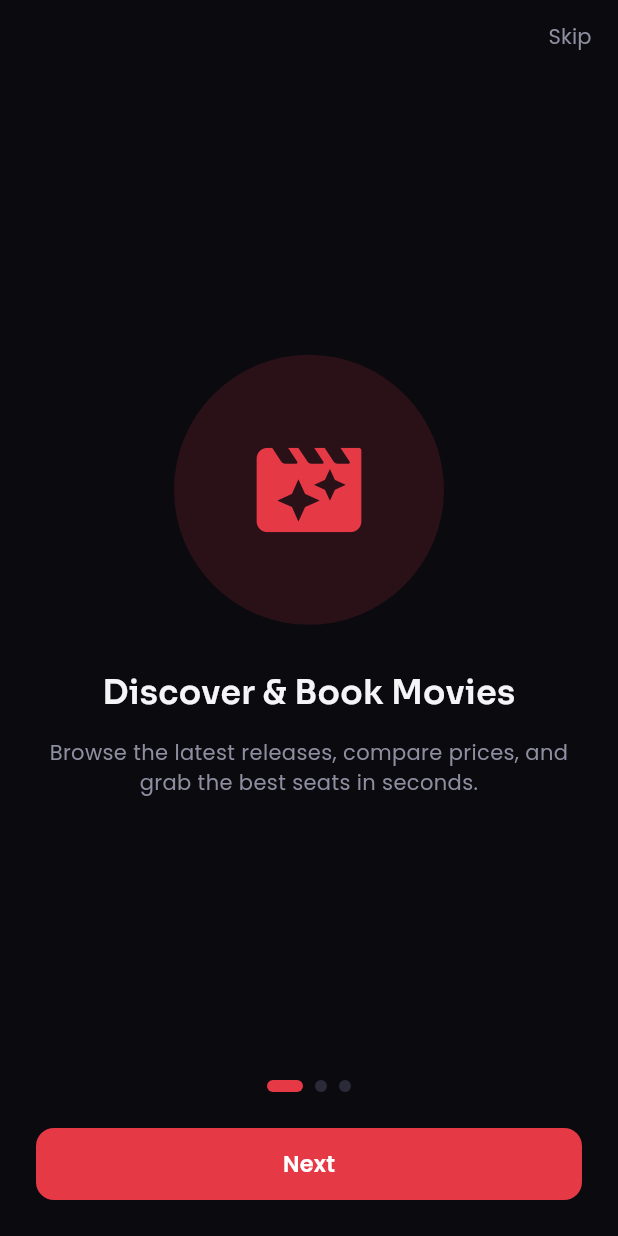
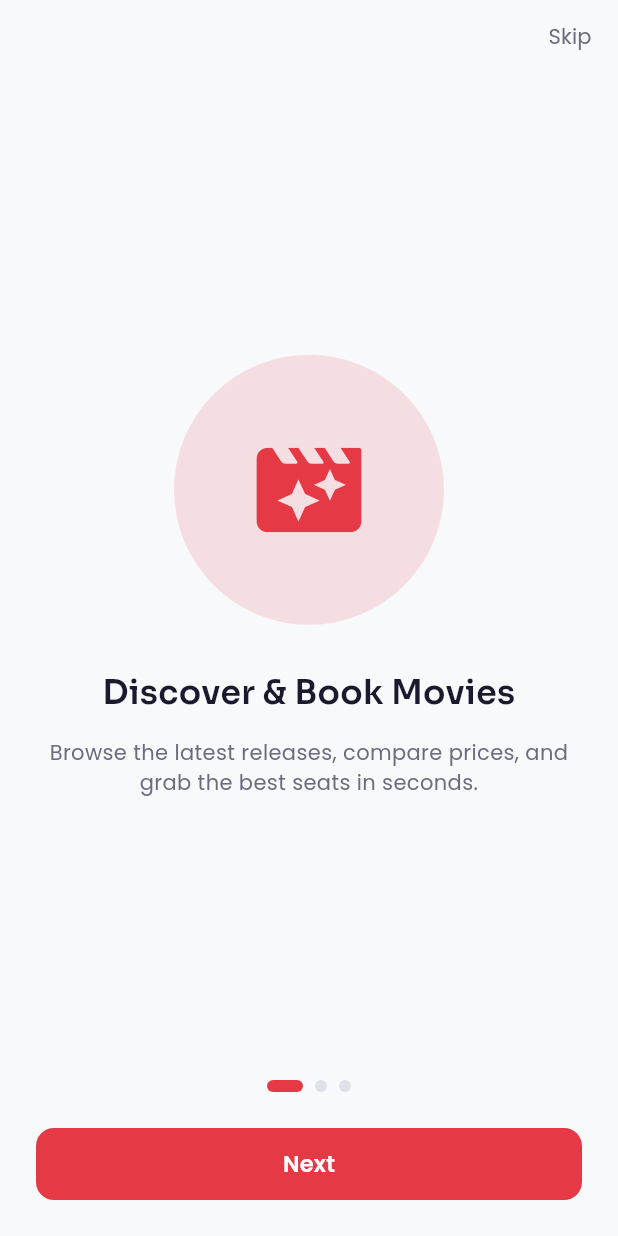
Before and after one commit to kumarpraveen63263-rgb/My-Tickets, a Flutter app: the screen it shows after launch, on a phone screen of 412 x 824 dp. Run offline on Flutter 3.47's test engine with Material 3 defaults, Android fonts, the phone set to English and light mode, and no system bars; drawn by our look-alikes of smooth_page_indicator; our stand-ins replace cached_network_image, connectivity_plus, flutter_animate, flutter_riverpod, go_router, google_fonts and 6 more; accounts and stored records are empty.

Commit message:
Initial commit

```diff
--- a/lib/app.dart
+++ b/lib/app.dart
@@ -16,9 +16,9 @@
     return MaterialApp.router(
       title: AppConstants.appName,
       debugShowCheckedModeBanner: false,
-      theme: AppTheme.darkTheme,
-      darkTheme: AppTheme.darkTheme,
-      themeMode: ThemeMode.dark,
+      theme: AppTheme.lightTheme,
+      darkTheme: AppTheme.lightTheme,
+      themeMode: ThemeMode.light,
       locale: Locale(languageCode),
       routerConfig: AppRouter.router,
       builder: (context, child) => AppLocaleScope(
--- a/lib/core/router/app_router.dart
+++ b/lib/core/router/app_router.dart
@@ -21,6 +21,7 @@
 import '../../presentation/screens/onboarding/onboarding_screen.dart';
 import '../../presentation/screens/profile/edit_profile_screen.dart';
 import '../../presentation/screens/profile/profile_screen.dart';
+import '../../presentation/screens/profile/ticket_report_screen.dart';
 import '../../presentation/screens/profile/settings_screen.dart';
 import '../../presentation/screens/search/search_screen.dart';
 import '../../presentation/screens/splash/splash_screen.dart';
@@ -242,6 +243,12 @@
       ),
       GoRoute(
         parentNavigatorKey: _rootKey,
+        path: '/profile/report',
+        pageBuilder: (context, state) =>
+            AppTransitions.sharedAxis(state, const TicketReportScreen()),
+      ),
+      GoRoute(
+        parentNavigatorKey: _rootKey,
         path: '/profile/settings',
         pageBuilder: (context, state) =>
             AppTransitions.sharedAxis(state, SettingsScreen()),
--- a/lib/core/theme/app_colors.dart
+++ b/lib/core/theme/app_colors.dart
@@ -4,10 +4,10 @@
   AppColors._();
 
   // Background
-  static const Color background = Color(0xFF0A0A0F);
-  static const Color surface = Color(0xFF13131A);
-  static const Color surfaceElevated = Color(0xFF1C1C26);
-  static const Color border = Color(0xFF2A2A38);
+  static const Color background = Color(0xFFF8F9FA);
+  static const Color surface = Color(0xFFFFFFFF);
+  static const Color surfaceElevated = Color(0xFFF0F1F3);
+  static const Color border = Color(0xFFE0E0E8);
 
   // Accent Colors
   static const Color accentMovie = Color(0xFFE63946);
@@ -23,9 +23,9 @@
   static const Color metroSelectedRoute = Color(0xFF22D3EE);
 
   // Text
-  static const Color textPrimary = Color(0xFFF5F5F7);
-  static const Color textSecondary = Color(0xFF8E8EA0);
-  static const Color textMuted = Color(0xFF4A4A5E);
+  static const Color textPrimary = Color(0xFF1A1A2E);
+  static const Color textSecondary = Color(0xFF6B6B80);
+  static const Color textMuted = Color(0xFFA0A0B0);
 
   // Status
   static const Color success = Color(0xFF22C55E);
@@ -34,9 +34,9 @@
   static const Color info = Color(0xFF3B82F6);
 
   // Seat Colors
-  static const Color seatAvailable = Color(0xFF2A2A38);
+  static const Color seatAvailable = Color(0xFFE8E8F0);
   static const Color seatSelected = Color(0xFFE63946);
-  static const Color seatBooked = Color(0xFF3A3A4A);
+  static const Color seatBooked = Color(0xFFD0D0DA);
   static const Color seatPremium = Color(0xFFFFD700);
   static const Color seatRecliner = Color(0xFF7B2FBE);
 }
--- a/lib/core/theme/app_theme.dart
+++ b/lib/core/theme/app_theme.dart
@@ -6,13 +6,13 @@
 class AppTheme {
   AppTheme._();
 
-  static ThemeData get darkTheme {
+  static ThemeData get lightTheme {
     return ThemeData(
       useMaterial3: true,
-      brightness: Brightness.dark,
+      brightness: Brightness.light,
       scaffoldBackgroundColor: AppColors.background,
       canvasColor: AppColors.background,
-      colorScheme: const ColorScheme.dark(
+      colorScheme: const ColorScheme.light(
         primary: AppColors.accentMovie,
         secondary: AppColors.accentEvent,
         surface: AppColors.surface,
@@ -23,24 +23,27 @@
         elevation: 0,
         surfaceTintColor: Colors.transparent,
         centerTitle: false,
-        titleTextStyle: AppTypography.headline,
+        titleTextStyle: AppTypography.headline.copyWith(
+          color: AppColors.textPrimary,
+        ),
         iconTheme: const IconThemeData(color: AppColors.textPrimary),
       ),
       textTheme: TextTheme(
-        displayLarge: AppTypography.displayLarge,
-        displayMedium: AppTypography.displayMedium,
-        displaySmall: AppTypography.displaySmall,
-        headlineSmall: AppTypography.headline,
-        titleLarge: AppTypography.titleLarge,
-        titleMedium: AppTypography.titleMedium,
-        bodyLarge: AppTypography.bodyLarge,
-        bodyMedium: AppTypography.bodyMedium,
-        bodySmall: AppTypography.bodySmall,
-        labelSmall: AppTypography.caption,
+        displayLarge: AppTypography.displayLarge.copyWith(color: AppColors.textPrimary),
+        displayMedium: AppTypography.displayMedium.copyWith(color: AppColors.textPrimary),
+        displaySmall: AppTypography.displaySmall.copyWith(color: AppColors.textPrimary),
+        headlineSmall: AppTypography.headline.copyWith(color: AppColors.textPrimary),
+        titleLarge: AppTypography.titleLarge.copyWith(color: AppColors.textPrimary),
+        titleMedium: AppTypography.titleMedium.copyWith(color: AppColors.textPrimary),
+        bodyLarge: AppTypography.bodyLarge.copyWith(color: AppColors.textPrimary),
+        bodyMedium: AppTypography.bodyMedium.copyWith(color: AppColors.textPrimary),
+        bodySmall: AppTypography.bodySmall.copyWith(color: AppColors.textSecondary),
+        labelSmall: AppTypography.caption.copyWith(color: AppColors.textSecondary),
       ),
       cardTheme: CardThemeData(
         color: AppColors.surface,
         elevation: AppDimensions.cardElevation,
+        shadowColor: Colors.black.withValues(alpha: 0.08),
         shape: RoundedRectangleBorder(
           borderRadius: BorderRadius.circular(AppDimensions.radiusMedium),
           side: const BorderSide(color: AppColors.border),
@@ -59,9 +62,9 @@
         ),
       ),
       snackBarTheme: SnackBarThemeData(
-        backgroundColor: AppColors.surfaceElevated,
+        backgroundColor: AppColors.textPrimary,
         contentTextStyle: AppTypography.bodyMedium.copyWith(
-          color: AppColors.textPrimary,
+          color: Colors.white,
         ),
         behavior: SnackBarBehavior.floating,
         shape: RoundedRectangleBorder(
@@ -95,4 +98,7 @@
       fontFamily: AppTypography.bodyMedium.fontFamily,
     );
   }
+
+  /// Keep a reference so existing code that mentions `darkTheme` still compiles.
+  static ThemeData get darkTheme => lightTheme;
 }
--- a/lib/presentation/screens/profile/profile_screen.dart
+++ b/lib/presentation/screens/profile/profile_screen.dart
@@ -160,6 +160,12 @@
           _sectionTitle('App'),
           _tile(
             context,
+            Icons.analytics_outlined,
+            'Ticket Report',
+            () => context.push('/profile/report'),
+          ),
+          _tile(
+            context,
             Icons.settings_outlined,
             'Settings',
             () => context.push('/profile/settings'),
```
Also changed, not shown: lib/presentation/screens/profile/ticket_report_screen.dart (added, +200 -0 lines), firebase.json (added), 5 other files.
